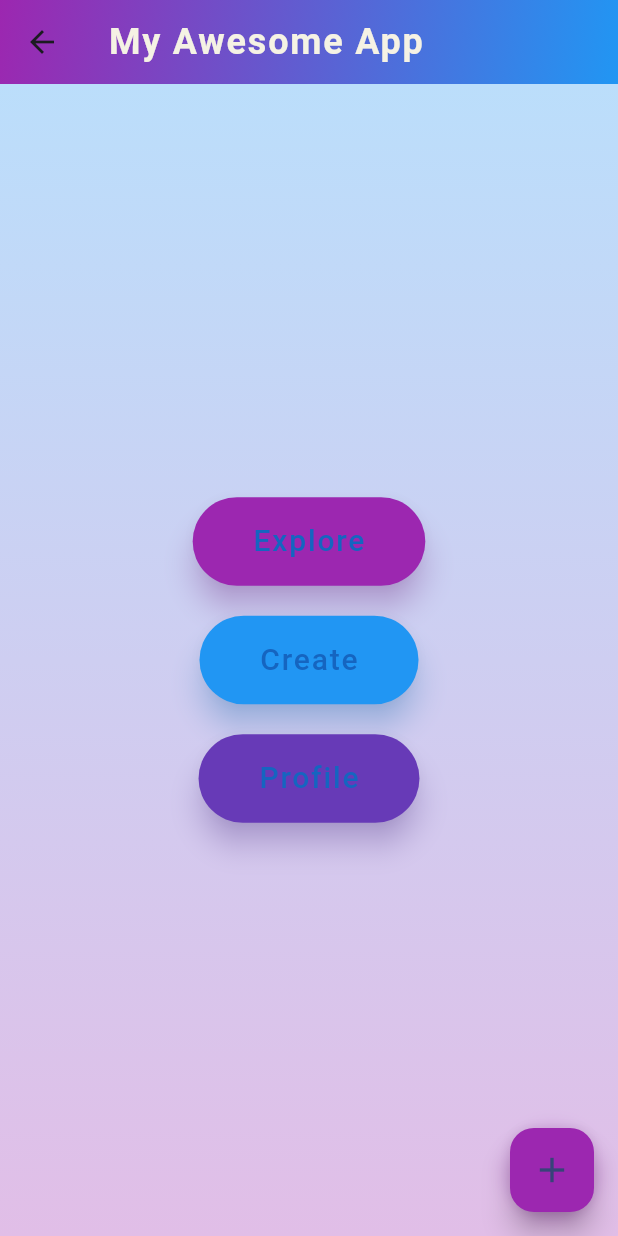
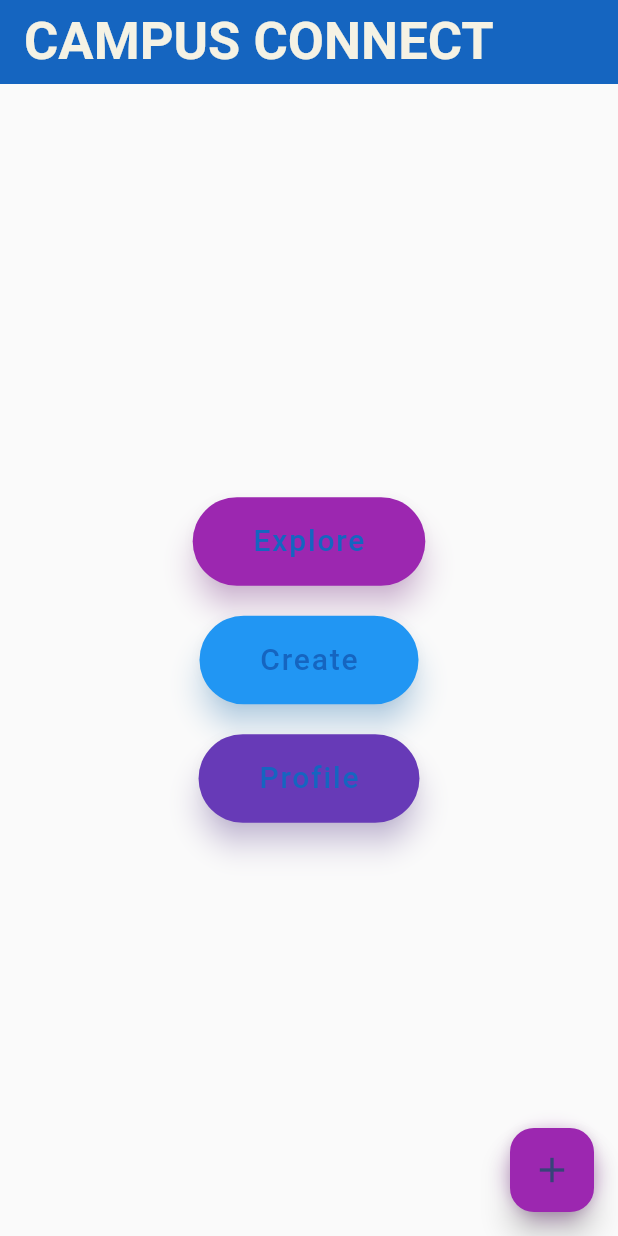
Before and after one commit to Neutrino-18/studentManagementApp, a Flutter app: the TPOHomeScreen screen opened directly, on a phone screen of 412 x 824 dp. Run offline on Flutter 3.47's test engine with Material 3 defaults, Android fonts, the phone set to English and light mode, and no system bars; our stand-ins replace flutter_feather_icons, flutter_riverpod, font_awesome_flutter, google_fonts.

Commit message:
Changed the file structure 2.0

```diff
--- a/lib/TPO Instructor/TPO/tpo_home.dart
+++ b/lib/TPO Instructor/TPO/tpo_home.dart
@@ -7,34 +7,12 @@ class TPOHomeScreen extends StatelessWidget {
   Widget build(BuildContext context) {
     return Scaffold(
       appBar: AppBar(
-        flexibleSpace: Container(
-          decoration: const BoxDecoration(
-            gradient: LinearGradient(
-              begin: Alignment.topLeft,
-              end: Alignment.bottomRight,
-              colors: [Colors.purple, Colors.blue],
-            ),
-          ),
-        ),
         title: const Text(
-          'My Awesome App',
-          style: TextStyle(
-            fontSize: 24,
-            fontWeight: FontWeight.bold,
-            letterSpacing: 1.2,
-          ),
+          'CAMPUS CONNECT',
         ),
         elevation: 0,
       ),
-      body: Container(
-        decoration: BoxDecoration(
-          gradient: LinearGradient(
-            begin: Alignment.topCenter,
-            end: Alignment.bottomCenter,
-            colors: [Colors.blue.shade100, Colors.purple.shade100],
-          ),
-        ),
-        child: Center(
+      body: Center(
         child: Column(
           mainAxisAlignment: MainAxisAlignment.center,
           children: [
@@ -94,7 +72,6 @@ class TPOHomeScreen extends StatelessWidget {
           ],
         ),
       ),
-      ),
       floatingActionButton: Container(
         decoration: BoxDecoration(
           borderRadius: BorderRadius.circular(30),
--- a/lib/main.dart
+++ b/lib/main.dart
@@ -24,7 +24,7 @@ class MyApp extends StatelessWidget {
       debugShowCheckedModeBanner: false,
       theme: selfTheme,
       darkTheme: selfDarkTheme,
-      home: const ProviderScope(child: LoginPage()),
+      home: const ProviderScope(child: TPOHomeScreen()),
       routes: {
         '/studentHome': (context) => const IconFooter(),
         // '/tpoHome': (context) => const TpoFooter(),
```
Lines whose indentation alone changed are shown as unchanged.
